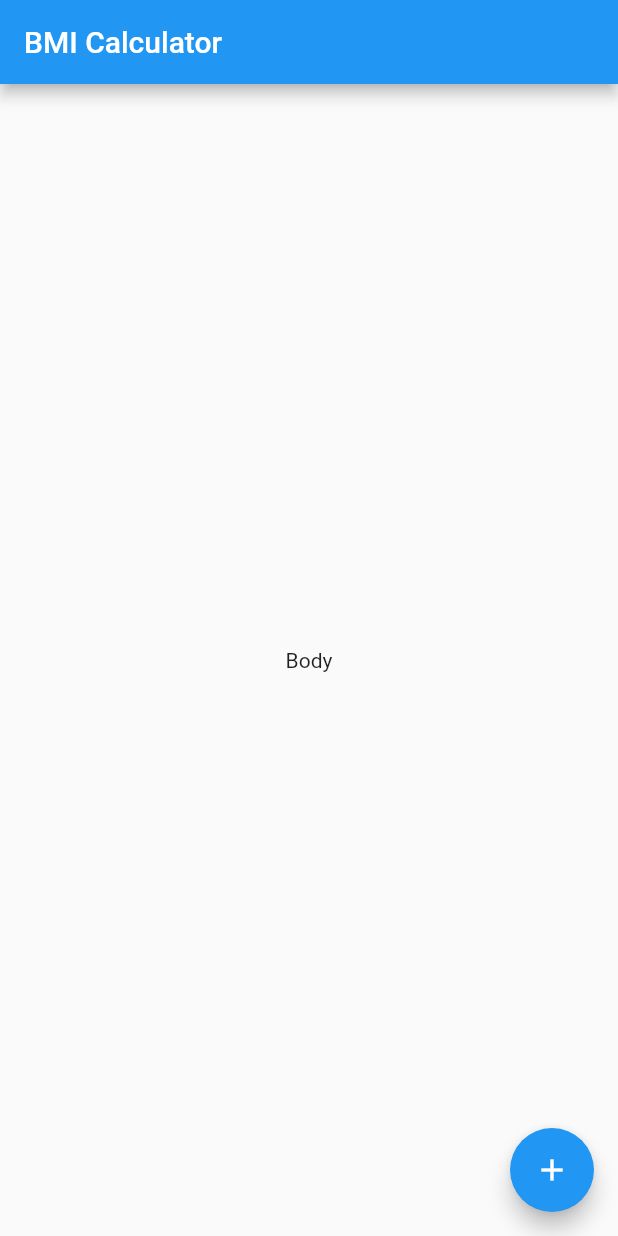
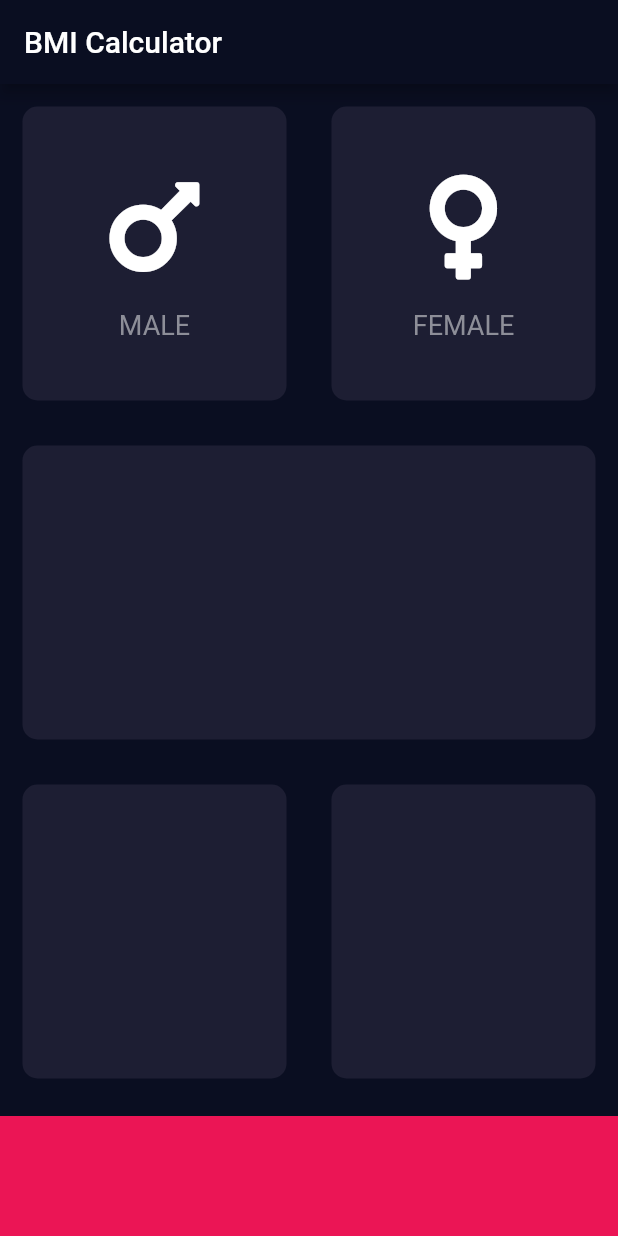
Before and after one commit to Sombernightmare/bmi-calculator, a Flutter app: the screen it shows after launch, on a phone screen of 412 x 824 dp. Run offline on Flutter 3.47's test engine with Material 2 defaults, Android fonts, the phone set to English and light mode, and no system bars; our stand-ins replace font_awesome_flutter.

Commit message:
Created the theme, refactored custom widgets into separate classes

```diff
--- /dev/null
+++ b/lib/icon_content.dart
@@ -0,0 +1,28 @@
+import 'package:flutter/material.dart';
+
+const labelStyle = TextStyle(fontSize: 18, color: Color(0xFF8D8E98));
+
+class IconContent extends StatelessWidget {
+  final IconData icon;
+  final String label;
+
+  IconContent({this.icon, this.label});
+
+  @override
+  Widget build(BuildContext context) {
+    return Column(
+      mainAxisAlignment: MainAxisAlignment.center,
+      children: <Widget>[
+        Icon(
+          icon,
+          size: 80,
+        ),
+        SizedBox(height: 15),
+        Text(
+          label,
+          style: labelStyle,
+        )
+      ],
+    );
+  }
+}
--- a/lib/main.dart
+++ b/lib/main.dart
@@ -1,4 +1,5 @@
 import 'package:flutter/material.dart';
+import 'start_page.dart';
 
 void main() => runApp(BMICalculator());
 
@@ -7,27 +8,9 @@ class BMICalculator extends StatelessWidget {
   Widget build(BuildContext context) {
     return MaterialApp(
       home: StartPage(),
-    );
-  }
-}
-
-class StartPage extends StatefulWidget {
-  @override
-  _StartPageState createState() => _StartPageState();
-}
-
-class _StartPageState extends State<StartPage> {
-  @override
-  Widget build(BuildContext context) {
-    return Scaffold(
-      appBar: AppBar(
-        title: Text('BMI Calculator'),
-      ),
-      body: Center(
-        child: Text('Body'),
-      ),
-      floatingActionButton: FloatingActionButton(
-        child: Icon(Icons.add),
+      theme: ThemeData.dark().copyWith(
+        primaryColor: Color(0xFF0A0E21),
+        scaffoldBackgroundColor: Color(0xFF0A0E21),
       ),
     );
   }
--- /dev/null
+++ b/lib/reusable_card.dart
@@ -0,0 +1,18 @@
+import 'package:flutter/material.dart';
+
+class ReusableCard extends StatelessWidget {
+  final Color color;
+  final Widget cardChild;
+
+  ReusableCard({@required this.color, this.cardChild});
+
+  @override
+  Widget build(BuildContext context) {
+    return Container(
+      child: cardChild,
+      margin: EdgeInsets.all(15),
+      decoration:
+          BoxDecoration(borderRadius: BorderRadius.circular(10), color: color),
+    );
+  }
+}
--- /dev/null
+++ b/lib/start_page.dart
@@ -0,0 +1,60 @@
+import 'package:flutter/material.dart';
+import 'package:font_awesome_flutter/font_awesome_flutter.dart';
+import 'reusable_card.dart';
+import 'icon_content.dart';
+
+const Color activeCardColor = Color(0xFF1D1E33);
+const Color bottomContainerColor = Color(0xFFEB1555);
+const Color genderColor = Color(0xFF8D8E98);
+const double bottomContainerHeight = 80;
+
+class StartPage extends StatefulWidget {
+  @override
+  _StartPageState createState() => _StartPageState();
+}
+
+class _StartPageState extends State<StartPage> {
+  @override
+  Widget build(BuildContext context) {
+    return Scaffold(
+        appBar: AppBar(
+          title: Text('BMI Calculator'),
+        ),
+        body: Column(
+          children: <Widget>[
+            Expanded(
+                child: Row(
+              children: <Widget>[
+                Expanded(
+                    child: ReusableCard(
+                  color: activeCardColor,
+                  cardChild:
+                      IconContent(icon: FontAwesomeIcons.mars, label: 'MALE'),
+                )),
+                Expanded(
+                  child: ReusableCard(
+                    color: activeCardColor,
+                    cardChild: IconContent(
+                        icon: FontAwesomeIcons.venus, label: "FEMALE"),
+                  ),
+                ),
+              ],
+            )),
+            Expanded(child: ReusableCard(color: activeCardColor)),
+            Expanded(
+                child: Row(
+              children: <Widget>[
+                Expanded(child: ReusableCard(color: activeCardColor)),
+                Expanded(child: ReusableCard(color: activeCardColor)),
+              ],
+            )),
+            Container(
+              color: bottomContainerColor,
+              margin: EdgeInsets.only(top: 10),
+              width: double.infinity,
+              height: bottomContainerHeight,
+            )
+          ],
+        ));
+  }
+}
--- a/pubspec.yaml
+++ b/pubspec.yaml
@@ -23,6 +23,7 @@ dependencies:
   # The following adds the Cupertino Icons font to your application.
   # Use with the CupertinoIcons class for iOS style icons.
   cupertino_icons: ^0.1.2
+  font_awesome_flutter: ^8.5.0
 
 dev_dependencies:
   flutter_test:
```
Also changed, not shown: pubspec.lock.
